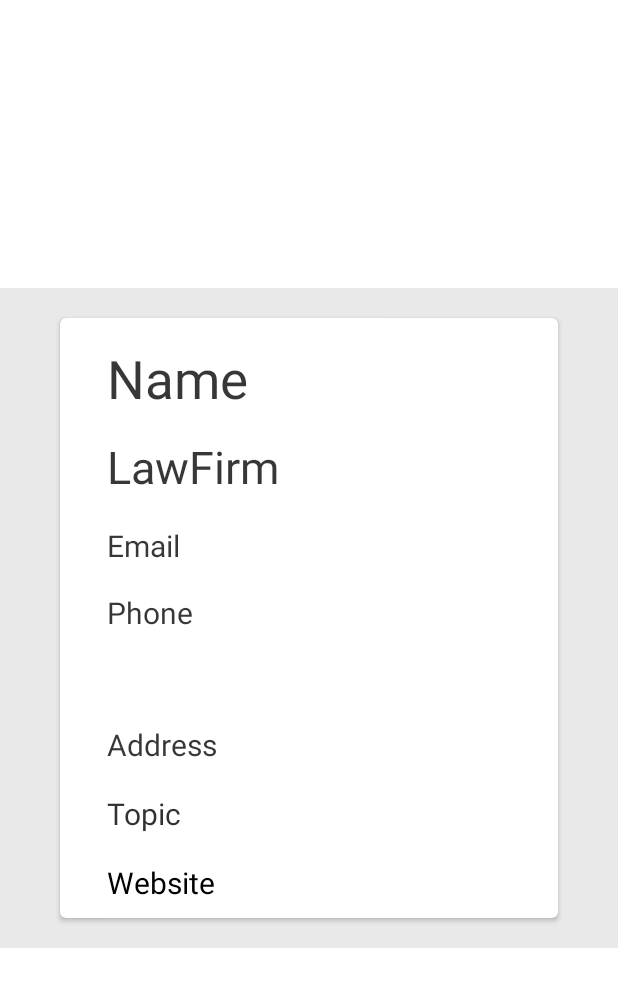
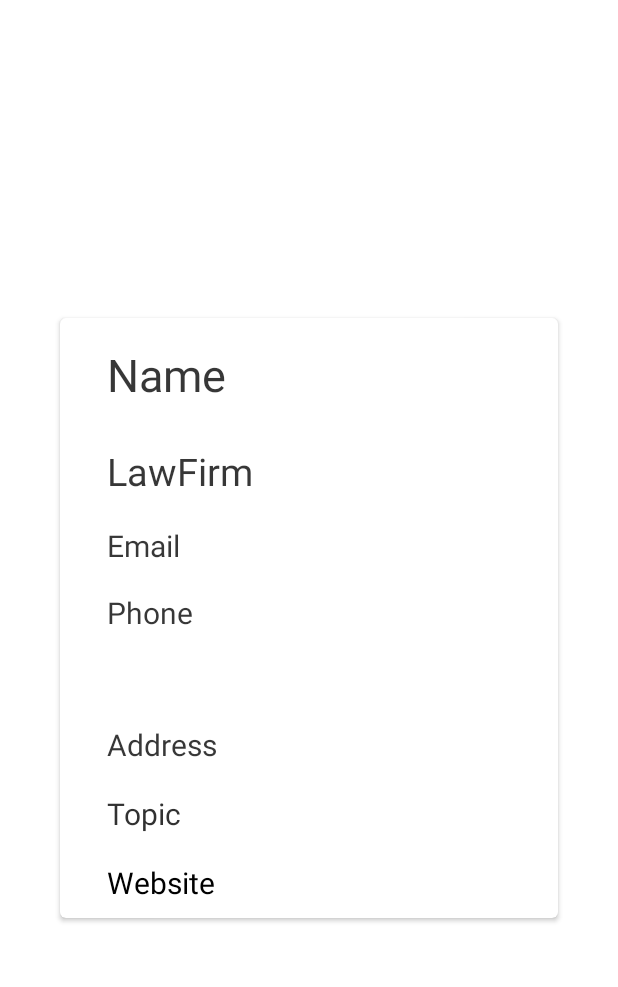
Before and after one commit to paceuniversity/cs389s2022team3, an Android app: the layout item.xml on its own in the app's theme, with its tools: preview values and no code run, on a phone screen of 412 x 824 dp. Shown: the top 987 px of the screen. Run offline under Robolectric (Android 15) with nearby library versions, the phone set to English and light mode, and no system bars; Roboto replaces fonts that are not available here.

Commit message:
change of card color and font

```diff
--- a/LumBar/app/src/main/res/layout/item.xml
+++ b/LumBar/app/src/main/res/layout/item.xml
@@ -5,7 +5,7 @@
     android:layout_width="wrap_content"
     android:layout_height="wrap_content"
     android:layout_gravity="center"
-    android:background="#25686868"
+    android:background="#25FFFFFF"
     android:clipToPadding="false"
     android:outlineProvider="bounds"
     android:paddingLeft="40sp"
@@ -35,12 +35,12 @@
             <TextView
                 android:id="@+id/nameMatch"
                 android:layout_width="match_parent"
-                android:layout_height="64dp"
+                android:layout_height="58dp"
                 android:fontFamily="@font/amiko_bold"
                 android:gravity="bottom"
                 android:paddingLeft="40sp"
                 android:textColor="@android:color/black"
-                android:textSize="35sp"
+                android:textSize="30sp"
                 tools:text="Name" />
 
             <TextView
@@ -51,7 +51,7 @@
                 android:gravity="bottom"
                 android:paddingLeft="40sp"
                 android:textColor="@android:color/black"
-                android:textSize="30sp"
+                android:textSize="25sp"
                 tools:text="LawFirm" />
 
             <TextView
```
